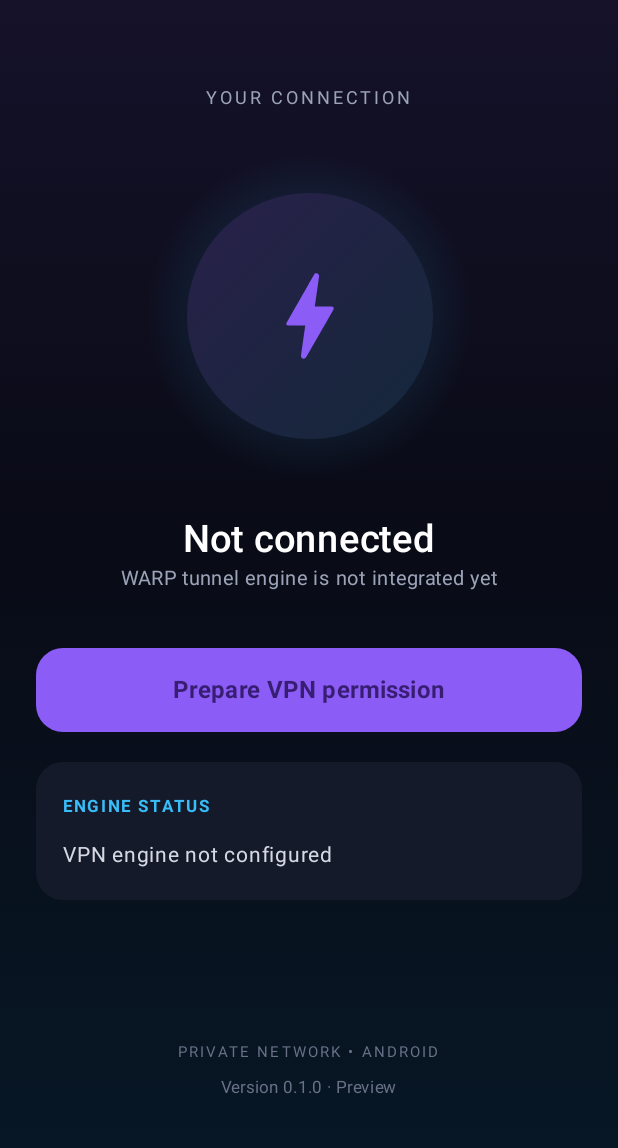
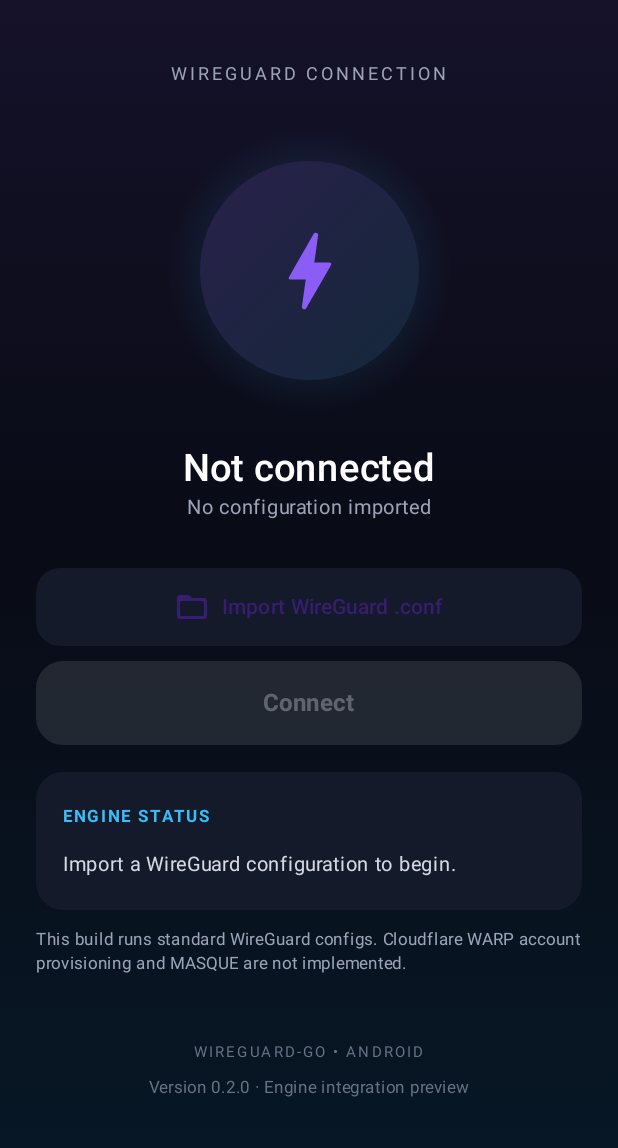
Before and after one commit to Sgsysysgsgsg/Vpn, an Android app built with Jetpack Compose: the screen it shows after launch (MainActivity), on a phone screen of 412 x 824 dp, the part 88-1236 px from its top. Run offline under Robolectric (Android 15) with nearby library versions, the phone set to English and light mode, and no system bars; 1 statement that could not run was skipped.

Commit message:
Add WireGuard config import and real tunnel controls

```diff
--- a/app/src/main/java/com/pywarp/mobile/MainActivity.kt
+++ b/app/src/main/java/com/pywarp/mobile/MainActivity.kt
@@ -12,11 +12,10 @@ import androidx.compose.foundation.shape.CircleShape
 import androidx.compose.foundation.shape.RoundedCornerShape
 import androidx.compose.material.icons.Icons
 import androidx.compose.material.icons.rounded.Bolt
+import androidx.compose.material.icons.rounded.FolderOpen
 import androidx.compose.material.icons.rounded.Settings
 import androidx.compose.material3.*
 import androidx.compose.runtime.*
-import androidx.compose.runtime.getValue
-import androidx.compose.runtime.setValue
 import androidx.compose.ui.Alignment
 import androidx.compose.ui.Modifier
 import androidx.compose.ui.graphics.Brush
@@ -24,6 +23,11 @@ import androidx.compose.ui.graphics.Color
 import androidx.compose.ui.text.font.FontWeight
 import androidx.compose.ui.unit.dp
 import androidx.compose.ui.unit.sp
+import androidx.lifecycle.lifecycleScope
+import kotlinx.coroutines.Dispatchers
+import kotlinx.coroutines.launch
+import kotlinx.coroutines.withContext
+import java.io.File
 
 private val Ink = Color(0xFF090B16)
 private val Panel = Color(0xFF151A2B)
@@ -31,26 +35,93 @@ private val Violet = Color(0xFF8B5CF6)
 private val Cyan = Color(0xFF38BDF8)
 
 class MainActivity : ComponentActivity() {
-    private var permissionResult by mutableStateOf("VPN engine not configured")
+    private var status by mutableStateOf("Import a WireGuard configuration to begin.")
+    private var configured by mutableStateOf(false)
+    private var connected by mutableStateOf(false)
+    private val configFile by lazy { File(filesDir, "wireguard.conf") }
+
+    private val importConfig = registerForActivityResult(ActivityResultContracts.OpenDocument()) { uri ->
+        if (uri != null) {
+            lifecycleScope.launch {
+                status = "Validating configuration…"
+                try {
+                    val bytes = withContext(Dispatchers.IO) {
+                        contentResolver.openInputStream(uri)?.use { it.readBytes() }
+                            ?: error("Unable to read selected file.")
+                    }
+                    withContext(Dispatchers.IO) {
+                        // Parse before persisting. The private app files directory is not shared.
+                        com.wireguard.config.Config.parse(bytes.inputStream())
+                        configFile.writeBytes(bytes)
+                    }
+                    configured = true
+                    status = "Configuration imported and validated. Ready to connect."
+                } catch (error: Exception) {
+                    configured = configFile.exists()
+                    status = "Import failed: ${error.message ?: error.javaClass.simpleName}"
+                }
+            }
+        }
+    }
 
     private val vpnPermission = registerForActivityResult(ActivityResultContracts.StartActivityForResult()) { result ->
-        permissionResult = if (result.resultCode == Activity.RESULT_OK) {
-            "Permission granted — tunnel engine is the next integration step"
-        } else "VPN permission was not granted"
+        if (result.resultCode == Activity.RESULT_OK) connectTunnel()
+        else status = "VPN permission was denied."
     }
 
     override fun onCreate(savedInstanceState: Bundle?) {
         super.onCreate(savedInstanceState)
+        configured = configFile.exists()
+        connected = WireGuardEngine.isConnected()
+        if (connected) status = "WireGuard tunnel is active in this app process."
         setContent {
             PyWarpTheme {
                 Dashboard(
-                    status = permissionResult,
-                    onPrepare = {
-                        val intent = VpnService.prepare(this)
-                        if (intent == null) permissionResult = "Permission already granted — engine not configured"
-                        else vpnPermission.launch(intent)
-                    }
+                    status = status,
+                    configured = configured,
+                    connected = connected,
+                    onImport = { importConfig.launch(arrayOf("text/plain", "application/octet-stream", "*/*")) },
+                    onConnect = {
+                        val permissionIntent = VpnService.prepare(this)
+                        if (permissionIntent == null) connectTunnel()
+                        else vpnPermission.launch(permissionIntent)
+                    },
+                    onDisconnect = { disconnectTunnel() }
                 )
+            }
+        }
+    }
+
+    private fun connectTunnel() {
+        if (!configFile.exists()) {
+            status = "Import a WireGuard .conf file first."
+            configured = false
+            return
+        }
+        lifecycleScope.launch {
+            status = "Starting WireGuard userspace tunnel…"
+            try {
+                withContext(Dispatchers.IO) {
+                    WireGuardEngine.connect(this@MainActivity, configFile.readBytes())
+                }
+                connected = WireGuardEngine.isConnected()
+                status = if (connected) "WireGuard backend reports the tunnel UP." else "Tunnel did not enter UP state."
+            } catch (error: Exception) {
+                connected = false
+                status = "Connection failed: ${error.message ?: error.javaClass.simpleName}"
+            }
+        }
+    }
+
+    private fun disconnectTunnel() {
+        lifecycleScope.launch {
+            status = "Stopping tunnel…"
+            try {
+                withContext(Dispatchers.IO) { WireGuardEngine.disconnect() }
+                connected = WireGuardEngine.isConnected()
+                status = if (!connected) "Tunnel stopped." else "Tunnel is still active."
+            } catch (error: Exception) {
+                status = "Disconnect failed: ${error.message ?: error.javaClass.simpleName}"
             }
         }
     }
@@ -65,7 +136,14 @@ private fun PyWarpTheme(content: @Composable () -> Unit) {
 }
 
 @Composable
-private fun Dashboard(status: String, onPrepare: () -> Unit) {
+private fun Dashboard(
+    status: String,
+    configured: Boolean,
+    connected: Boolean,
+    onImport: () -> Unit,
+    onConnect: () -> Unit,
+    onDisconnect: () -> Unit
+) {
     Surface(modifier = Modifier.fillMaxSize(), color = Ink) {
         Column(
             modifier = Modifier.fillMaxSize().background(
@@ -80,51 +158,72 @@ private fun Dashboard(status: String, onPrepare: () -> Unit) {
                 Spacer(Modifier.weight(1f))
                 Icon(Icons.Rounded.Settings, contentDescription = "Settings", tint = Color.LightGray)
             }
-            Spacer(Modifier.height(54.dp))
-            Text("YOUR CONNECTION", color = Color(0xFF9CA3B8), fontSize = 12.sp, letterSpacing = 2.sp)
+            Spacer(Modifier.height(38.dp))
+            Text("WIREGUARD CONNECTION", color = Color(0xFF9CA3B8), fontSize = 12.sp, letterSpacing = 2.sp)
             Spacer(Modifier.height(24.dp))
             Box(
-                modifier = Modifier.size(218.dp).background(
+                modifier = Modifier.size(190.dp).background(
                     Brush.radialGradient(listOf(Color(0x668B5CF6), Color(0x2238BDF8), Color.Transparent)),
                     CircleShape
                 ),
                 contentAlignment = Alignment.Center
             ) {
                 Box(
-                    Modifier.size(164.dp).background(
+                    Modifier.size(146.dp).background(
                         Brush.linearGradient(listOf(Color(0xFF29204A), Color(0xFF14283A))),
                         CircleShape
                     ),
                     contentAlignment = Alignment.Center
                 ) {
-                    Icon(Icons.Rounded.Bolt, contentDescription = null, tint = Violet, modifier = Modifier.size(76.dp))
+                    Icon(Icons.Rounded.Bolt, contentDescription = null,
+                        tint = if (connected) Cyan else Violet, modifier = Modifier.size(68.dp))
                 }
             }
-            Spacer(Modifier.height(25.dp))
-            Text("Not connected", color = Color.White, fontSize = 25.sp, fontWeight = FontWeight.SemiBold)
-            Text("WARP tunnel engine is not integrated yet", color = Color(0xFF9CA3B8), fontSize = 13.sp)
-            Spacer(Modifier.height(34.dp))
+            Spacer(Modifier.height(22.dp))
+            Text(if (connected) "Connected" else "Not connected",
+                color = Color.White, fontSize = 25.sp, fontWeight = FontWeight.SemiBold)
+            Text(if (configured) "WireGuard configuration ready" else "No configuration imported",
+                color = Color(0xFF9CA3B8), fontSize = 13.sp)
+            Spacer(Modifier.height(28.dp))
             Button(
-                onClick = onPrepare,
+                onClick = onImport,
+                modifier = Modifier.fillMaxWidth().height(52.dp),
+                shape = RoundedCornerShape(16.dp),
+                colors = ButtonDefaults.buttonColors(containerColor = Panel)
+            ) {
+                Icon(Icons.Rounded.FolderOpen, contentDescription = null)
+                Spacer(Modifier.width(8.dp))
+                Text(if (configured) "Replace WireGuard config" else "Import WireGuard .conf")
+            }
+            Spacer(Modifier.height(10.dp))
+            Button(
+                onClick = if (connected) onDisconnect else onConnect,
+                enabled = configured || connected,
                 modifier = Modifier.fillMaxWidth().height(56.dp),
                 shape = RoundedCornerShape(18.dp),
-                colors = ButtonDefaults.buttonColors(containerColor = Violet)
-            ) { Text("Prepare VPN permission", fontWeight = FontWeight.Bold, fontSize = 16.sp) }
-            Spacer(Modifier.height(20.dp))
+                colors = ButtonDefaults.buttonColors(containerColor = if (connected) Color(0xFFB45353) else Violet)
+            ) {
+                Text(if (connected) "Disconnect" else "Connect", fontWeight = FontWeight.Bold, fontSize = 16.sp)
+            }
+            Spacer(Modifier.height(18.dp))
             Card(
                 modifier = Modifier.fillMaxWidth(),
                 colors = CardDefaults.cardColors(containerColor = Panel),
                 shape = RoundedCornerShape(18.dp)
             ) {
                 Column(Modifier.padding(18.dp)) {
-                    Text("ENGINE STATUS", color = Cyan, fontSize = 11.sp, letterSpacing = 1.5.sp, fontWeight = FontWeight.Bold)
+                    Text("ENGINE STATUS", color = Cyan, fontSize = 11.sp,
+                        letterSpacing = 1.5.sp, fontWeight = FontWeight.Bold)
                     Spacer(Modifier.height(8.dp))
-                    Text(status, color = Color(0xFFD6D8E3), fontSize = 14.sp)
+                    Text(status, color = Color(0xFFD6D8E3), fontSize = 13.sp)
                 }
             }
+            Spacer(Modifier.height(12.dp))
+            Text("This build runs standard WireGuard configs. Cloudflare WARP account provisioning and MASQUE are not implemented.",
+                color = Color(0xFF9CA3B8), fontSize = 11.sp, lineHeight = 16.sp)
             Spacer(Modifier.weight(1f))
-            Text("PRIVATE NETWORK • ANDROID", color = Color(0xFF697187), fontSize = 10.sp, letterSpacing = 1.4.sp)
-            Text("Version 0.1.0 · Preview", color = Color(0xFF697187), fontSize = 11.sp)
+            Text("WIREGUARD-GO • ANDROID", color = Color(0xFF697187), fontSize = 10.sp, letterSpacing = 1.4.sp)
+            Text("Version 0.2.0 · Engine integration preview", color = Color(0xFF697187), fontSize = 11.sp)
         }
     }
 }
```
